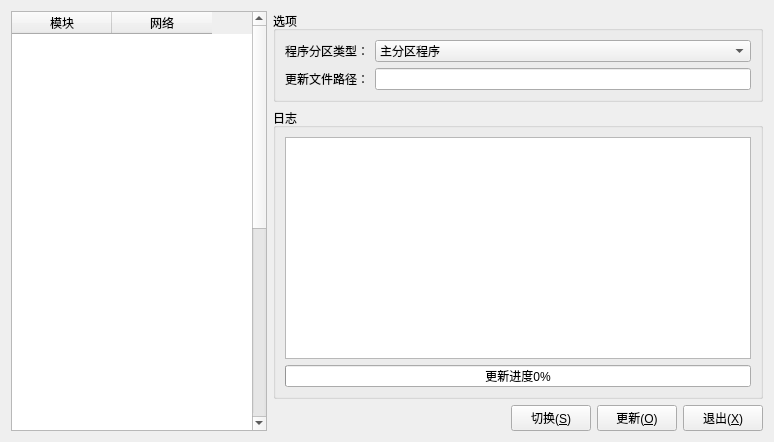
Old version of the form otaupgradewindow.ui in the repository MrXiaomao/HXR_Detector.
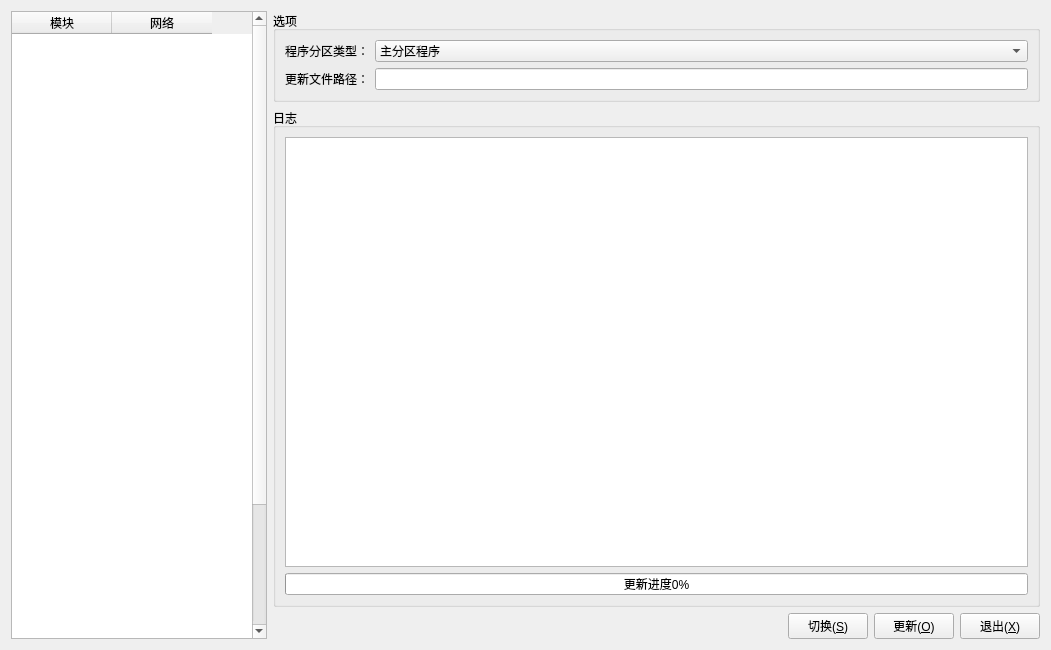
New version of the form.

Diff of the .ui file:
```diff
--- a/otaupgradewindow.ui
+++ b/otaupgradewindow.ui
@@ -6,8 +6,8 @@
    <rect>
     <x>0</x>
     <y>0</y>
-    <width>774</width>
-    <height>442</height>
+    <width>1051</width>
+    <height>650</height>
    </rect>
   </property>
   <property name="windowTitle">
```
